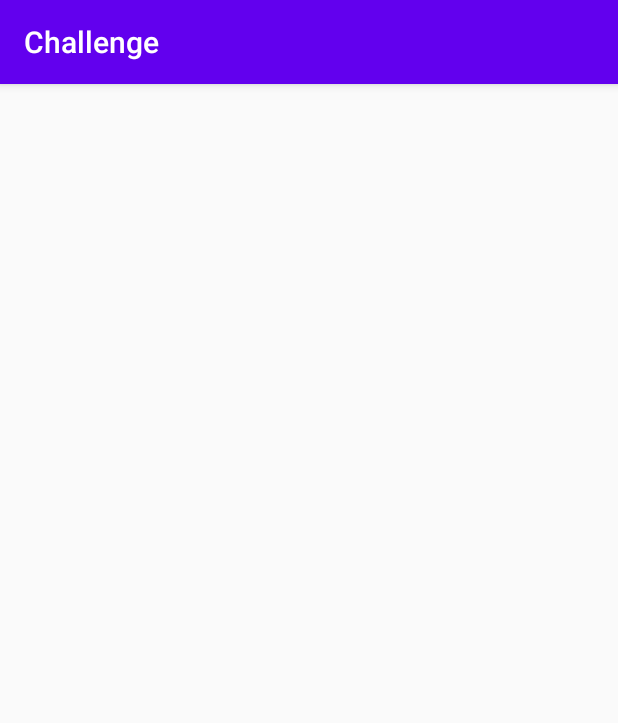
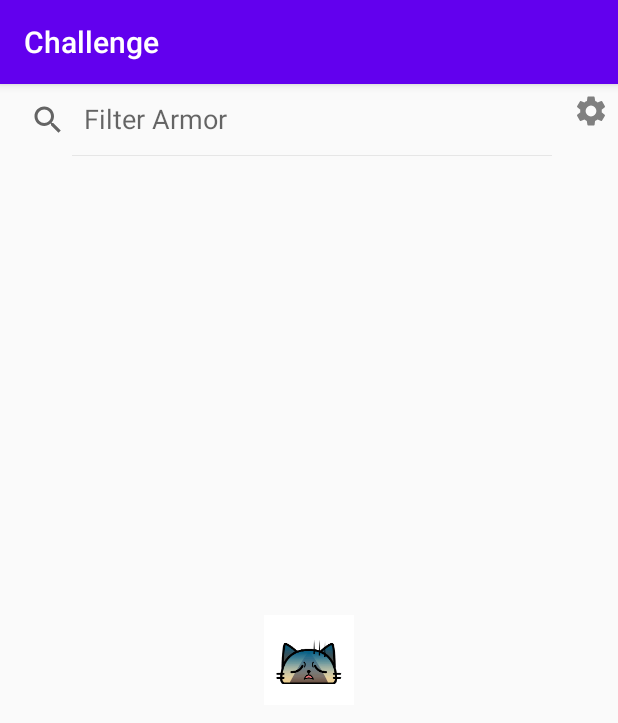
Before and after one commit to rhinocerbus/challenge_3, an Android app: the screen it shows after launch (MainActivity), on a phone screen of 412 x 824 dp. Shown: the top 723 px of the screen. Run offline under Robolectric (Android 15) with nearby library versions, the phone set to English and light mode, and no system bars; network calls fail; pictures from the network do not load.

Commit message:
rough loading/error states; filter by text

```diff
--- a/challenge/app/src/main/java/com/example/challenge/view/MainActivity.kt
+++ b/challenge/app/src/main/java/com/example/challenge/view/MainActivity.kt
@@ -2,9 +2,13 @@ package com.example.challenge.view
 
 import androidx.appcompat.app.AppCompatActivity
 import android.os.Bundle
+import android.view.View
+import android.widget.ImageView
+import android.widget.SearchView
 import androidx.lifecycle.Observer
 import androidx.lifecycle.ViewModelProvider
 import androidx.recyclerview.widget.RecyclerView
+import com.bumptech.glide.Glide
 import com.example.challenge.R
 import com.example.challenge.model.ArmorPiece
 import com.example.challenge.view.armor_list.ArmorListAdapter
@@ -15,25 +19,44 @@ import kotlinx.serialization.ImplicitReflectionSerializer
 @ImplicitReflectionSerializer
 class MainActivity : AppCompatActivity() {
 
-    lateinit var recyclerView: RecyclerView
-    lateinit var listLm: RecyclerView.LayoutManager
+    lateinit var viewModel: ArmorListViewModel
     val adapter = ArmorListAdapter()
-    lateinit var viewModel : ArmorListViewModel
 
     override fun onCreate(savedInstanceState: Bundle?) {
         super.onCreate(savedInstanceState)
         setContentView(R.layout.activity_main)
 
-        recyclerView = recycler
-        recyclerView.adapter = adapter
-        adapter.updateViewType(ArmorListAdapter.Companion.DISPLAYTYPE.ROWS, recyclerView)
+        initUI()
+        initViewModels()
+    }
 
-        initViewModels()
+    private fun initUI() {
+        recycler.adapter = adapter
+        adapter.updateViewType(ArmorListAdapter.Companion.DISPLAYTYPE.ROWS, recycler)
+        adapter.selectionUpdate.observe(this, Observer {
+            showItemDetails()
+        })
 
+        Glide.with(this).asGif().load(R.raw.cat).into(loading_state);
+
+        filter_text.setIconifiedByDefault(false)
+        filter_text.setOnQueryTextListener(object : SearchView.OnQueryTextListener,
+            androidx.appcompat.widget.SearchView.OnQueryTextListener {
+            override fun onQueryTextSubmit(query: String?): Boolean { return true }
+
+            override fun onQueryTextChange(newText: String?): Boolean {
+                viewModel.updateFilterTerm(newText)
+                return true
+            }
+        })
+
+        filter_options.setOnClickListener {
+
+        }
     }
 
     private fun initViewModels() {
-        viewModel =  ViewModelProvider(this).get(ArmorListViewModel::class.java)
+        viewModel = ViewModelProvider(this).get(ArmorListViewModel::class.java)
         viewModel.armorList.observe(this, Observer {
             bindArmorList(it)
         })
@@ -43,5 +66,20 @@ class MainActivity : AppCompatActivity() {
 
     private fun bindArmorList(armor: List<ArmorPiece>) {
         adapter.updateData(armor)
+
+        if (armor.isEmpty()) {
+            loading_state.visibility = View.VISIBLE
+            if (viewModel.firstLoad) {
+                Glide.with(this).asGif().load(R.raw.cat).into(loading_state);
+            } else {
+                Glide.with(this).asGif().load(R.raw.cat_error).into(loading_state);
+            }
+        } else {
+            loading_state.visibility = View.GONE
+        }
+    }
+
+    fun showItemDetails() {
+
     }
 }
--- a/challenge/app/src/main/java/com/example/challenge/viewmodel/ArmorListViewModel.kt
+++ b/challenge/app/src/main/java/com/example/challenge/viewmodel/ArmorListViewModel.kt
@@ -17,23 +17,22 @@ class ArmorListViewModel : ViewModel() {
             NAME,
             RARITY,
             RANK
-
         }
 
         enum class FilterType {
             TYPE
-
         }
     }
 
-
-
-
-
+    var firstLoad = true
+        private set
     private val armorListData: MutableList<ArmorPiece> = mutableListOf()
     private val _armorList = MutableLiveData<List<ArmorPiece>>()
     val armorList: LiveData<List<ArmorPiece>>
         get() = _armorList
+
+
+    private var filterTerm: String? = null
 
     fun loadArmorData() {
         viewModelScope.launch {
@@ -41,12 +40,33 @@ class ArmorListViewModel : ViewModel() {
 
             val a = ArmorRepository.fetchArmorData(this)
             armorListData.addAll(a)
+            firstLoad = false
             _armorList.postValue(armorListData)
         }
+    }
+
+    fun updateFilterTerm(term: String?) {
+        if(filterTerm == term) return
+
+        filterTerm = term
+        if(filterTerm == null) {
+            _armorList.postValue(armorListData)
+            return
+        }
+
+        val filtered = armorListData.filter {
+            it.name.contains(filterTerm!!, true)
+        }
+        _armorList.postValue(filtered)
+    }
+
+    private fun updateFilteredArmor() {
+
     }
 
     override fun onCleared() {
         super.onCleared()
         armorListData.clear()
+        firstLoad = true
     }
 }
--- /dev/null
+++ b/challenge/app/src/main/res/drawable/ic_settings_black_24dp.xml
@@ -0,0 +1,5 @@
+<vector android:height="24dp" android:tint="#808080"
+    android:viewportHeight="24" android:viewportWidth="24"
+    android:width="24dp" xmlns:android="http://schemas.android.com/apk/res/android">
+    <path android:fillColor="#FF000000" android:pathData="M19.1,12.9a2.8,2.8 0,0 0,0.1 -0.9,2.8 2.8,0 0,0 -0.1,-0.9l2.1,-1.6a0.7,0.7 0,0 0,0.1 -0.6L19.4,5.5a0.7,0.7 0,0 0,-0.6 -0.2l-2.4,1a6.5,6.5 0,0 0,-1.6 -0.9l-0.4,-2.6a0.5,0.5 0,0 0,-0.5 -0.4H10.1a0.5,0.5 0,0 0,-0.5 0.4L9.3,5.4a5.6,5.6 0,0 0,-1.7 0.9l-2.4,-1a0.4,0.4 0,0 0,-0.5 0.2l-2,3.4c-0.1,0.2 0,0.4 0.2,0.6l2,1.6a2.8,2.8 0,0 0,-0.1 0.9,2.8 2.8,0 0,0 0.1,0.9L2.8,14.5a0.7,0.7 0,0 0,-0.1 0.6l1.9,3.4a0.7,0.7 0,0 0,0.6 0.2l2.4,-1a6.5,6.5 0,0 0,1.6 0.9l0.4,2.6a0.5,0.5 0,0 0,0.5 0.4h3.8a0.5,0.5 0,0 0,0.5 -0.4l0.3,-2.6a5.6,5.6 0,0 0,1.7 -0.9l2.4,1a0.4,0.4 0,0 0,0.5 -0.2l2,-3.4c0.1,-0.2 0,-0.4 -0.2,-0.6ZM12,15.6A3.6,3.6 0,1 1,15.6 12,3.6 3.6,0 0,1 12,15.6Z"/>
+</vector>
--- a/challenge/app/src/main/res/layout/activity_main.xml
+++ b/challenge/app/src/main/res/layout/activity_main.xml
@@ -1,17 +1,45 @@
 <?xml version="1.0" encoding="utf-8"?>
-<androidx.constraintlayout.widget.ConstraintLayout xmlns:android="http://schemas.android.com/apk/res/android"
-        xmlns:app="http://schemas.android.com/apk/res-auto"
-        xmlns:tools="http://schemas.android.com/tools"
+<RelativeLayout xmlns:android="http://schemas.android.com/apk/res/android"
+    xmlns:app="http://schemas.android.com/apk/res-auto"
+    xmlns:tools="http://schemas.android.com/tools"
+    android:layout_width="match_parent"
+    android:layout_height="match_parent"
+    tools:context=".view.MainActivity">
+
+    <LinearLayout
+        android:id="@+id/filter_group"
         android:layout_width="match_parent"
-        android:layout_height="match_parent"
-        tools:context=".view.MainActivity">
+        android:layout_height="wrap_content"
+        android:orientation="horizontal">
+
+        <androidx.appcompat.widget.SearchView
+            android:id="@+id/filter_text"
+            android:layout_width="0dp"
+            android:layout_height="wrap_content"
+            android:layout_weight="1"
+            app:queryHint="Filter Armor"
+            android:hint="Filter Armor" />
+
+        <ImageButton
+            android:id="@+id/filter_options"
+            android:layout_width="36dp"
+            android:layout_height="36dp"
+            android:background="?selectableItemBackground"
+            android:src="@drawable/ic_settings_black_24dp" />
+    </LinearLayout>
+
+    <ImageView
+        android:id="@+id/loading_state"
+        android:layout_width="60dp"
+        android:layout_height="60dp"
+        android:layout_centerInParent="true" />
 
     <androidx.recyclerview.widget.RecyclerView
         android:id="@+id/recycler"
         android:layout_width="match_parent"
         android:layout_height="match_parent"
+        android:layout_below="@+id/filter_group"
         tools:itemCount="10"
-        tools:listitem="@layout/item_armor_piece"
-        />
+        tools:listitem="@layout/item_armor_piece" />
 
-</androidx.constraintlayout.widget.ConstraintLayout>
+</RelativeLayout>
--- a/challenge/app/src/main/res/layout/item_armor_piece.xml
+++ b/challenge/app/src/main/res/layout/item_armor_piece.xml
@@ -5,7 +5,8 @@
     android:layout_width="match_parent"
     android:layout_height="wrap_content"
     android:paddingLeft="@dimen/margin_medium"
-    android:paddingRight="@dimen/margin_medium">
+    android:paddingRight="@dimen/margin_medium"
+    android:background="?selectableItemBackground">
 
     <ImageView
         android:id="@+id/type_icon"
```
Also changed, not shown: challenge/app/src/main/java/com/example/challenge/view/armor_list/ArmorListAdapter.kt (+13 -2 lines), challenge/app/src/main/res/raw/cat.gif (added), challenge/app/src/main/res/raw/cat_error.gif (added).
